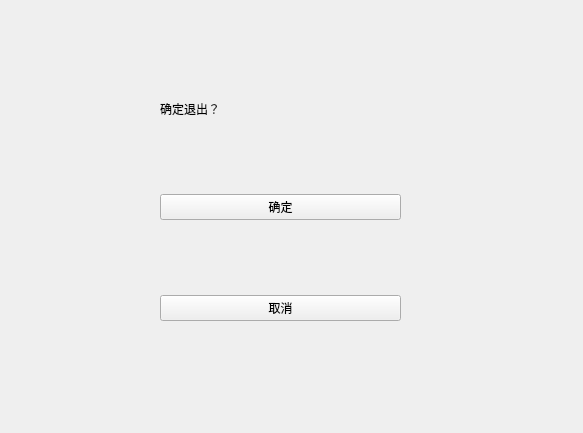
Before: the Qt Designer form exit.ui in BITLJY/SnakeGame, drawn with Qt 5.
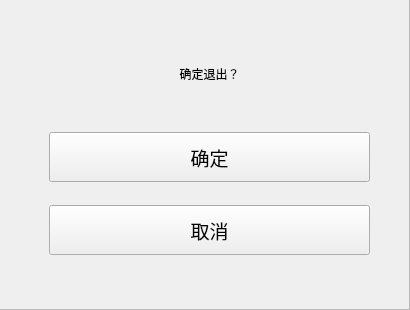
After: the same form once the commit is applied.

```diff
--- a/exit.ui
+++ b/exit.ui
@@ -6,25 +6,58 @@
    <rect>
     <x>0</x>
     <y>0</y>
-    <width>583</width>
-    <height>433</height>
+    <width>410</width>
+    <height>310</height>
    </rect>
   </property>
   <property name="windowTitle">
    <string>Form</string>
   </property>
-  <widget class="QWidget" name="">
+  <property name="styleSheet">
+   <string notr="true"/>
+  </property>
+  <widget class="QFrame" name="frame">
    <property name="geometry">
     <rect>
-     <x>160</x>
-     <y>100</y>
-     <width>241</width>
+     <x>-1</x>
+     <y>-1</y>
+     <width>411</width>
+     <height>311</height>
+    </rect>
+   </property>
+   <property name="styleSheet">
+    <string notr="true"/>
+   </property>
+   <property name="frameShape">
+    <enum>QFrame::StyledPanel</enum>
+   </property>
+   <property name="frameShadow">
+    <enum>QFrame::Raised</enum>
+   </property>
+   <widget class="QWidget" name="layoutWidget">
+    <property name="geometry">
+     <rect>
+      <x>50</x>
+      <y>40</y>
+      <width>321</width>
      <height>221</height>
     </rect>
    </property>
    <layout class="QVBoxLayout" name="verticalLayout">
+     <property name="bottomMargin">
+      <number>5</number>
+     </property>
     <item>
      <widget class="QLabel" name="label">
+       <property name="minimumSize">
+        <size>
+         <width>0</width>
+         <height>70</height>
+        </size>
+       </property>
+       <property name="layoutDirection">
+        <enum>Qt::LeftToRight</enum>
+       </property>
       <property name="styleSheet">
        <string notr="true">font: 18pt &quot;华文琥珀&quot;;
 border-color: rgb(255, 170, 255);</string>
@@ -32,10 +65,13 @@
       <property name="text">
        <string>确定退出？</string>
       </property>
+       <property name="alignment">
+        <set>Qt::AlignCenter</set>
+       </property>
      </widget>
     </item>
     <item>
-     <spacer name="verticalSpacer">
+      <spacer name="verticalSpacer_2">
       <property name="orientation">
        <enum>Qt::Vertical</enum>
       </property>
@@ -49,13 +85,47 @@
     </item>
     <item>
      <widget class="QPushButton" name="pB_Yes">
+       <property name="minimumSize">
+        <size>
+         <width>0</width>
+         <height>50</height>
+        </size>
+       </property>
+       <property name="styleSheet">
+        <string notr="true">/*按钮普通态*/
+QPushButton
+{
+    /*字体为幼圆*/
+    font-family:幼圆;
+    /*字体大小为18点*/
+    font-size:14pt;
+}
+
+/*按钮停留态*/
+QPushButton:hover
+{
+    /*背景颜色*/  
+    background-color:#87CEFA;
+}
+
+/*按钮按下态*/
+QPushButton:pressed
+{
+    /*背景颜色*/  
+    background-color:#1E90FF;
+    /*左内边距为3像素，让按下时字向右移动3像素*/  
+    padding-left:3px;
+    /*上内边距为3像素，让按下时字向下移动3像素*/  
+    padding-top:3px;
+}</string>
+       </property>
       <property name="text">
        <string>确定</string>
       </property>
      </widget>
     </item>
     <item>
-     <spacer name="verticalSpacer_2">
+      <spacer name="verticalSpacer">
       <property name="orientation">
        <enum>Qt::Vertical</enum>
       </property>
@@ -69,12 +139,47 @@
     </item>
     <item>
      <widget class="QPushButton" name="pB_No">
+       <property name="minimumSize">
+        <size>
+         <width>0</width>
+         <height>50</height>
+        </size>
+       </property>
+       <property name="styleSheet">
+        <string notr="true">/*按钮普通态*/
+QPushButton
+{
+    /*字体为幼圆*/
+    font-family:幼圆;
+    /*字体大小为18点*/
+    font-size:14pt;
+}
+
+/*按钮停留态*/
+QPushButton:hover
+{
+    /*背景颜色*/  
+    background-color:#87CEFA;
+}
+
+/*按钮按下态*/
+QPushButton:pressed
+{
+    /*背景颜色*/  
+    background-color:#1E90FF;
+    /*左内边距为3像素，让按下时字向右移动3像素*/  
+    padding-left:3px;
+    /*上内边距为3像素，让按下时字向下移动3像素*/  
+    padding-top:3px;
+}</string>
+       </property>
       <property name="text">
        <string>取消</string>
       </property>
      </widget>
     </item>
    </layout>
+   </widget>
   </widget>
  </widget>
  <resources/>
```
Left out of the diff: 2 changed lines with no effect on the pictures. Lines whose indentation alone changed are shown as unchanged.
